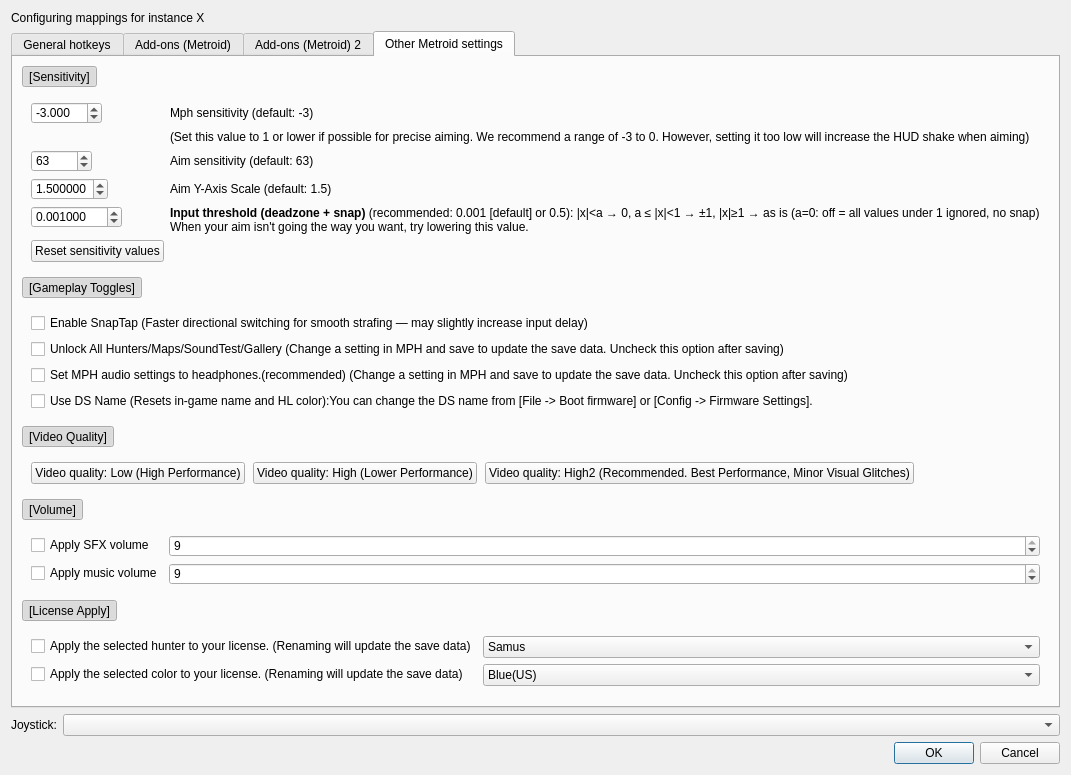
Before: the Qt Designer form src/frontend/qt_sdl/InputConfig/InputConfigDialog.ui in ag-advania/melonPrimeDS, drawn with Qt 5.
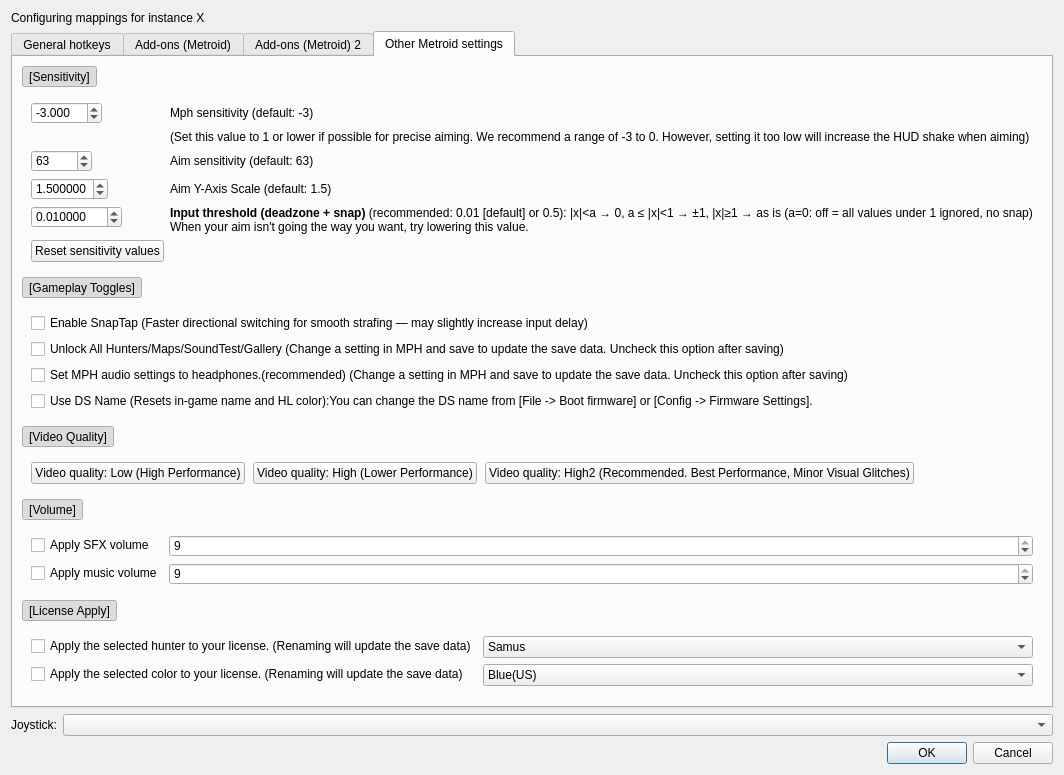
After: the same form once the commit is applied. The open tabs and pages were chosen to show the change.

Patch:
```diff
--- a/src/frontend/qt_sdl/InputConfig/InputConfigDialog.ui
+++ b/src/frontend/qt_sdl/InputConfig/InputConfigDialog.ui
@@ -2430,7 +2430,7 @@
 										<number>6</number>
 									</property>
 									<property name="value">
-										<double>0.001000</double>
+										<double>0.010000</double>
 									</property>
 								</widget>
 							</item>
@@ -2439,7 +2439,7 @@
 									<property name="text">
 										<string notr="true">
 											<![CDATA[
-<b>Input threshold (deadzone + snap)</b> (recommended: 0.001 [default] or 0.5): |x|&lt;a → 0, a ≤ |x|&lt;1 → ±1, |x|≥1 → as is (a=0: off = all values under 1 ignored, no snap)<br />
+<b>Input threshold (deadzone + snap)</b> (recommended: 0.01 [default] or 0.5): |x|&lt;a → 0, a ≤ |x|&lt;1 → ±1, |x|≥1 → as is (a=0: off = all values under 1 ignored, no snap)<br />
 When your aim isn't going the way you want, try lowering this value.
 ]]>
 										</string>
```
